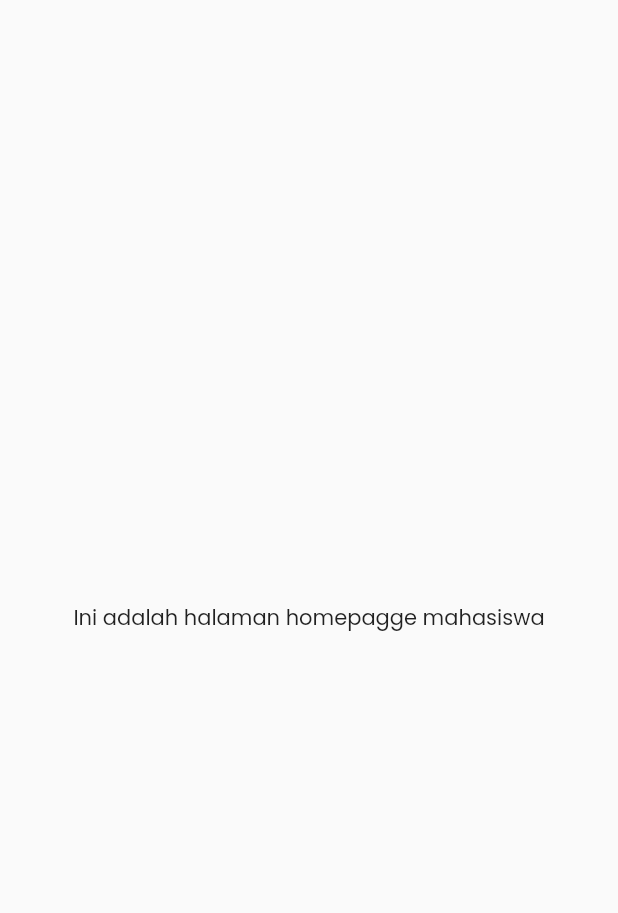
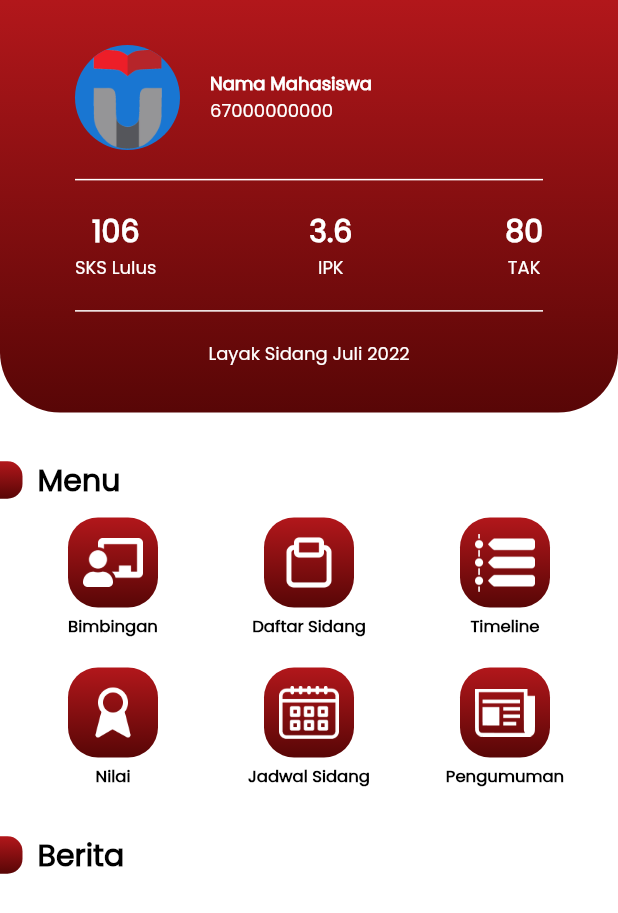
Before and after one commit to Faiz911/aplikasi_sidang_3, a Flutter app: the HomePageMahasiswa screen opened by its route, on a phone screen of 412 x 824 dp. Shown: the top 913 px of the screen. Run offline on Flutter 3.47's test engine with Material 2 defaults, Android fonts, the phone set to English and light mode, and no system bars; our stand-ins replace google_fonts.

Commit message:
Slicing halaman depan mahasiswa 1

```diff
--- a/lib/main.dart
+++ b/lib/main.dart
@@ -1,5 +1,5 @@
 import 'package:app_sidang_2/helpers/my_colors.dart';
-import 'package:app_sidang_2/pages/homepagemahasiswa.dart';
+import 'package:app_sidang_2/pages/home/homepagemahasiswa.dart';
 import 'package:app_sidang_2/pages/login.dart';
 import 'package:app_sidang_2/pages/loginMahasiswa.dart';
 import 'package:app_sidang_2/pages/splashscreen.dart';
--- /dev/null
+++ b/lib/pages/home/homepagemahasiswa.dart
@@ -0,0 +1,238 @@
+import 'package:app_sidang_2/helpers/my_colors.dart';
+import 'package:app_sidang_2/helpers/my_style.dart';
+import 'package:flutter/material.dart';
+
+import '../../widgets/buttonMenu.dart';
+
+class HomePageMahasiswa extends StatelessWidget {
+  const HomePageMahasiswa({Key? key}) : super(key: key);
+
+  @override
+  Widget build(BuildContext context) {
+    return Scaffold(
+      backgroundColor: Colors.white,
+      body: Column(
+        children: [
+          Container(
+            width: double.infinity,
+            height: 275,
+            decoration: BoxDecoration(
+              color: MyColor.primaryColor,
+              borderRadius: BorderRadius.only(
+                  bottomLeft: Radius.circular(40),
+                  bottomRight: Radius.circular(40)),
+              gradient: LinearGradient(
+                  begin: Alignment.topCenter,
+                  end: Alignment.bottomCenter,
+                  colors: [
+                    MyColor.primaryColor,
+                    Color.fromARGB(255, 88, 6, 6)
+                  ]),
+            ),
+            child: Padding(
+              padding: EdgeInsets.symmetric(horizontal: 50, vertical: 30),
+              child: Column(
+                mainAxisAlignment: MainAxisAlignment.spaceBetween,
+                children: [
+                  Row(
+                    children: [
+                      CircleAvatar(
+                        backgroundImage: AssetImage("assets/i_telkom.png"),
+                        radius: 35,
+                      ),
+                      SizedBox(
+                        width: 20,
+                      ),
+                      Column(
+                        crossAxisAlignment: CrossAxisAlignment.start,
+                        children: [
+                          Text(
+                            "Nama Mahasiswa",
+                            style: MyStyle.secondaryTitleText
+                                .copyWith(fontWeight: FontWeight.bold),
+                          ),
+                          Text(
+                            "67000000000",
+                            style: MyStyle.secondaryTitleText,
+                          )
+                        ],
+                      )
+                    ],
+                  ),
+                  Container(
+                    width: double.infinity,
+                    height: 1,
+                    color: Colors.white,
+                  ),
+                  Row(
+                    mainAxisAlignment: MainAxisAlignment.spaceBetween,
+                    children: [
+                      Container(
+                        child: Column(
+                          children: [
+                            Text(
+                              "106",
+                              style: MyStyle.bigText,
+                            ),
+                            Text(
+                              "SKS Lulus",
+                              style: MyStyle.secondaryTitleText,
+                            )
+                          ],
+                        ),
+                      ),
+                      Container(
+                        child: Column(
+                          children: [
+                            Text(
+                              "3.6",
+                              style: MyStyle.bigText,
+                            ),
+                            Text(
+                              "IPK",
+                              style: MyStyle.secondaryTitleText,
+                            )
+                          ],
+                        ),
+                      ),
+                      Container(
+                        child: Column(
+                          children: [
+                            Text(
+                              "80",
+                              style: MyStyle.bigText,
+                            ),
+                            Text(
+                              "TAK",
+                              style: MyStyle.secondaryTitleText,
+                            )
+                          ],
+                        ),
+                      ),
+                    ],
+                  ),
+                  Container(
+                    width: double.infinity,
+                    height: 1,
+                    color: Colors.white,
+                  ),
+                  Text(
+                    "Layak Sidang Juli 2022",
+                    style: MyStyle.secondaryTitleText,
+                    textAlign: TextAlign.start,
+                  )
+                ],
+              ),
+            ),
+          ),
+          SizedBox(
+            height: 30,
+          ),
+          Row(
+            children: [
+              Container(
+                height: 25,
+                width: 15,
+                decoration: BoxDecoration(
+                    color: MyColor.primaryColor,
+                    gradient: LinearGradient(
+                        begin: Alignment.topCenter,
+                        end: Alignment.bottomCenter,
+                        colors: [
+                          MyColor.primaryColor,
+                          Color.fromARGB(255, 88, 6, 6)
+                        ]),
+                    borderRadius: BorderRadius.only(
+                        topRight: Radius.circular(10),
+                        bottomRight: Radius.circular(10))),
+              ),
+              SizedBox(
+                width: 10,
+              ),
+              Text(
+                "Menu",
+                style: MyStyle.bigText.copyWith(color: MyColor.textPrimary),
+              ),
+            ],
+          ),
+          Container(
+            padding: EdgeInsets.all(10),
+            child: Column(
+              mainAxisAlignment: MainAxisAlignment.spaceBetween,
+              crossAxisAlignment: CrossAxisAlignment.center,
+              children: [
+                Row(
+                  mainAxisAlignment: MainAxisAlignment.spaceAround,
+                  children: [
+                    ButtonMenu(
+                      title: "Bimbingan",
+                      icon: "assets/i_bimbingan.png",
+                    ),
+                    ButtonMenu(
+                      title: "Daftar Sidang",
+                      icon: "assets/i_daftarSidang.png",
+                    ),
+                    ButtonMenu(
+                      title: "Timeline",
+                      icon: "assets/i_timeline.png",
+                    ),
+                  ],
+                ),
+                SizedBox(
+                  height: 20,
+                ),
+                Row(
+                  mainAxisAlignment: MainAxisAlignment.spaceAround,
+                  children: [
+                    ButtonMenu(
+                      title: "Nilai",
+                      icon: "assets/i_nilai.png",
+                    ),
+                    ButtonMenu(
+                      title: "Jadwal Sidang",
+                      icon: "assets/i_jadwalSidang.png",
+                    ),
+                    ButtonMenu(
+                      title: "Pengumuman",
+                      icon: "assets/i_pengumuman.png",
+                    ),
+                  ],
+                ),
+              ],
+            ),
+          ),
+          SizedBox(
+            height: 20,
+          ),
+          Row(
+            children: [
+              Container(
+                height: 25,
+                width: 15,
+                decoration: BoxDecoration(
+                    color: MyColor.primaryColor,
+                    gradient: LinearGradient(
+                        begin: Alignment.topCenter,
+                        end: Alignment.bottomCenter,
+                        colors: [
+                          MyColor.primaryColor,
+                          Color.fromARGB(255, 88, 6, 6)
+                        ]),
+                    borderRadius: BorderRadius.only(
+                        topRight: Radius.circular(10),
+                        bottomRight: Radius.circular(10))),
+              ),
+              SizedBox(
+                width: 10,
+              ),
+              Text(
+                "Berita",
+                style: MyStyle.bigText.copyWith(color: MyColor.textPrimary),
+              ),
+            ],
+          )
+        ],
+      ),
+    );
+  }
+}
--- a/lib/pages/homepagemahasiswa.dart
+++ /dev/null
@@ -1,16 +0,0 @@
-import 'package:flutter/material.dart';
-
-class HomePageMahasiswa extends StatelessWidget {
-  const HomePageMahasiswa({Key? key}) : super(key: key);
-
-  @override
-  Widget build(BuildContext context) {
-    return Scaffold(
-      body: GestureDetector(
-          onTap: () {
-            Navigator.pop(context);
-          },
-          child: Center(child: Text("Ini adalah halaman homepagge mahasiswa"))),
-    );
-  }
-}
--- a/lib/pages/loginMahasiswa.dart
+++ b/lib/pages/loginMahasiswa.dart
@@ -10,8 +10,7 @@ class LoginMahasiswaPage extends StatelessWidget {
 
   @override
   Widget build(BuildContext context) {
-    return Scaffold(
-      body: SafeArea(
+    return SafeArea(
       child: Container(
         decoration: BoxDecoration(
             image: DecorationImage(
@@ -68,8 +67,8 @@ class LoginMahasiswaPage extends StatelessWidget {
                           width: 20,
                         ),
                         Text("Mahasiswa",
-                              style: MyStyle.bigText
-                                  .copyWith(color: Colors.black)),
+                            style:
+                                MyStyle.bigText.copyWith(color: Colors.black)),
                         GestureDetector(
                           onTap: () {
                             Navigator.pop(context);
@@ -169,7 +168,6 @@ class LoginMahasiswaPage extends StatelessWidget {
           ),
         ),
       ),
-      ),
     );
   }
 }
--- /dev/null
+++ b/lib/providers/auth_provider.dart
@@ -0,0 +1 @@
+import 'package:flutter/cupertino.dart';
--- /dev/null
+++ b/lib/widgets/buttonMenu.dart
@@ -0,0 +1,52 @@
+import 'package:flutter/material.dart';
+
+import '../helpers/my_colors.dart';
+import '../helpers/my_style.dart';
+
+class ButtonMenu extends StatelessWidget {
+  const ButtonMenu({Key? key, required this.title, required this.icon})
+      : super(key: key);
+  final String title;
+  final String icon;
+
+  @override
+  Widget build(BuildContext context) {
+    return GestureDetector(
+      onTap: () {},
+      child: Container(
+        width: 100,
+        height: 80,
+        child: Column(
+          mainAxisAlignment: MainAxisAlignment.spaceBetween,
+          crossAxisAlignment: CrossAxisAlignment.center,
+          children: [
+            Container(
+              width: 60,
+              height: 60,
+              decoration: BoxDecoration(
+                borderRadius: BorderRadius.circular(20),
+                color: MyColor.primaryColor,
+                gradient: LinearGradient(
+                    begin: Alignment.topCenter,
+                    end: Alignment.bottomCenter,
+                    colors: [
+                      MyColor.primaryColor,
+                      Color.fromARGB(255, 88, 6, 6)
+                    ]),
+              ),
+              child: Padding(
+                padding: const EdgeInsets.all(10),
+                child: Image.asset(icon),
+              ),
+            ),
+            Text(
+              title,
+              style: MyStyle.smallText.copyWith(
+                  color: MyColor.textPrimary, fontWeight: FontWeight.bold),
+            ),
+          ],
+        ),
+      ),
+    );
+  }
+}
```
Also changed, not shown: assets/avatar_image.jpg (added). Lines whose indentation alone changed are shown as unchanged.
